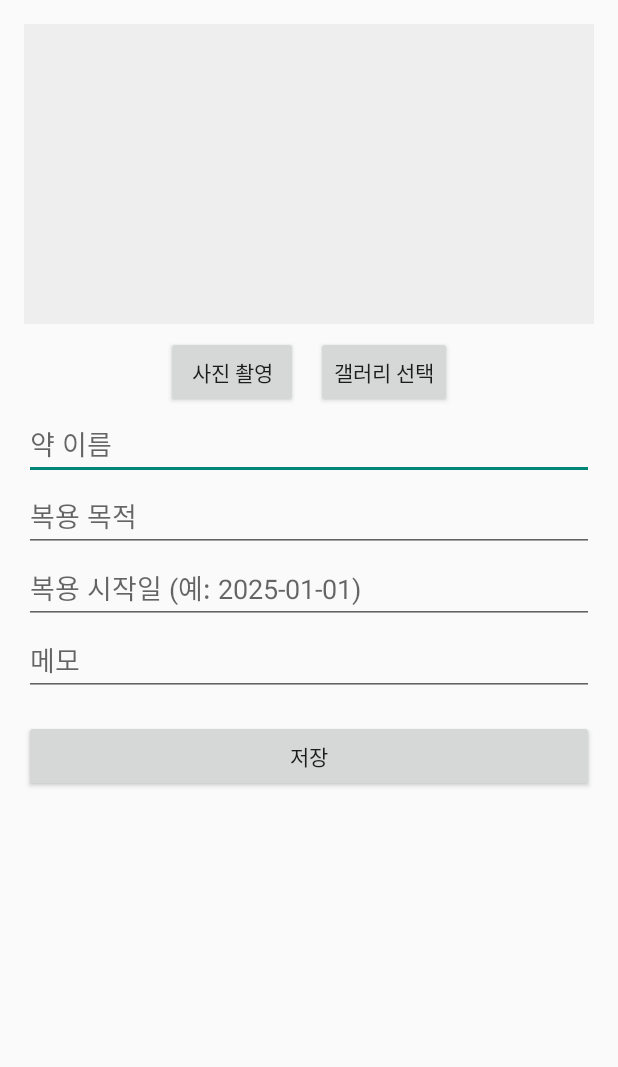
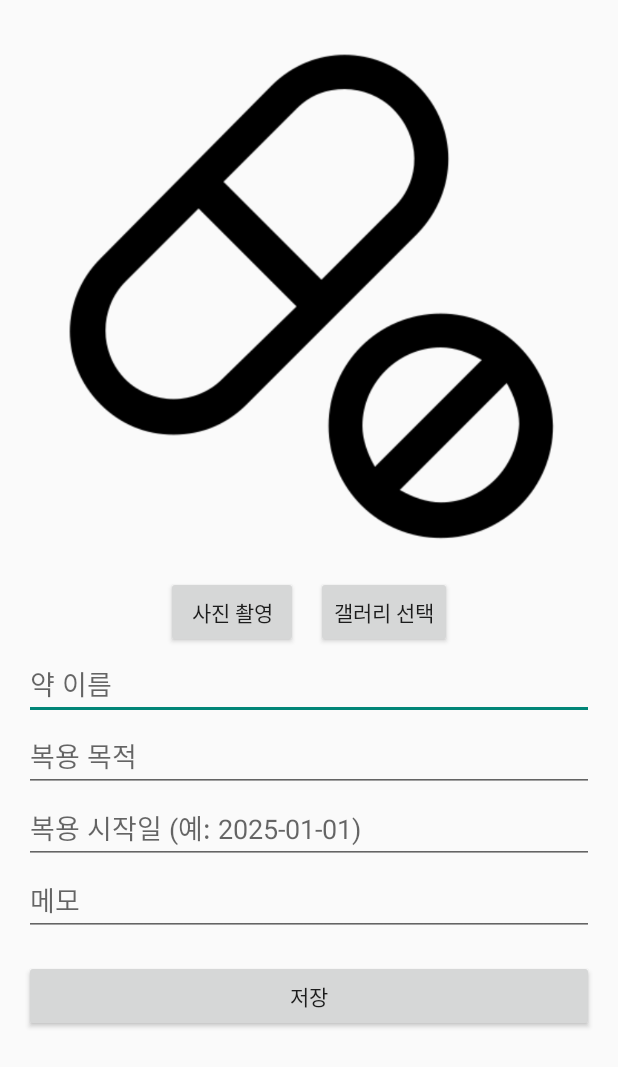
Before and after one commit to wldnfl/Pharmacy-Map, an Android app built with Jetpack Compose: the MedicineAddActivity screen opened directly, with no data from a screen before it, on a phone screen of 412 x 824 dp. Shown: the top 1067 px of the screen. Run offline under Robolectric (Android 15) with nearby library versions, the phone set to English and light mode, and no system bars; pictures from the network do not load.

Commit message:
[fix] 약 기본 이미지 추가

```diff
--- a/app/src/main/res/layout/medicine_add.xml
+++ b/app/src/main/res/layout/medicine_add.xml
@@ -11,10 +11,10 @@
 
         <ImageView
             android:id="@+id/imgPreview"
-            android:layout_width="match_parent"
-            android:layout_height="200dp"
+            android:layout_width="wrap_content"
+            android:layout_height="360dp"
             android:scaleType="centerCrop"
-            android:background="#EEEEEE" />
+            android:src="@drawable/ic_default_medicine" />
 
         <LinearLayout
             android:layout_width="match_parent"
--- a/app/src/main/res/layout/medicine_detail.xml
+++ b/app/src/main/res/layout/medicine_detail.xml
@@ -12,9 +12,9 @@
         <ImageView
             android:id="@+id/imgMedicine"
             android:layout_width="match_parent"
-            android:layout_height="250dp"
-            android:scaleType="centerCrop"
-            android:background="#EEEEEE"/>
+            android:layout_height="360dp"
+            android:src="@drawable/ic_default_medicine"
+            android:scaleType="centerCrop" />
 
         <TextView
             android:id="@+id/tvName"
```
